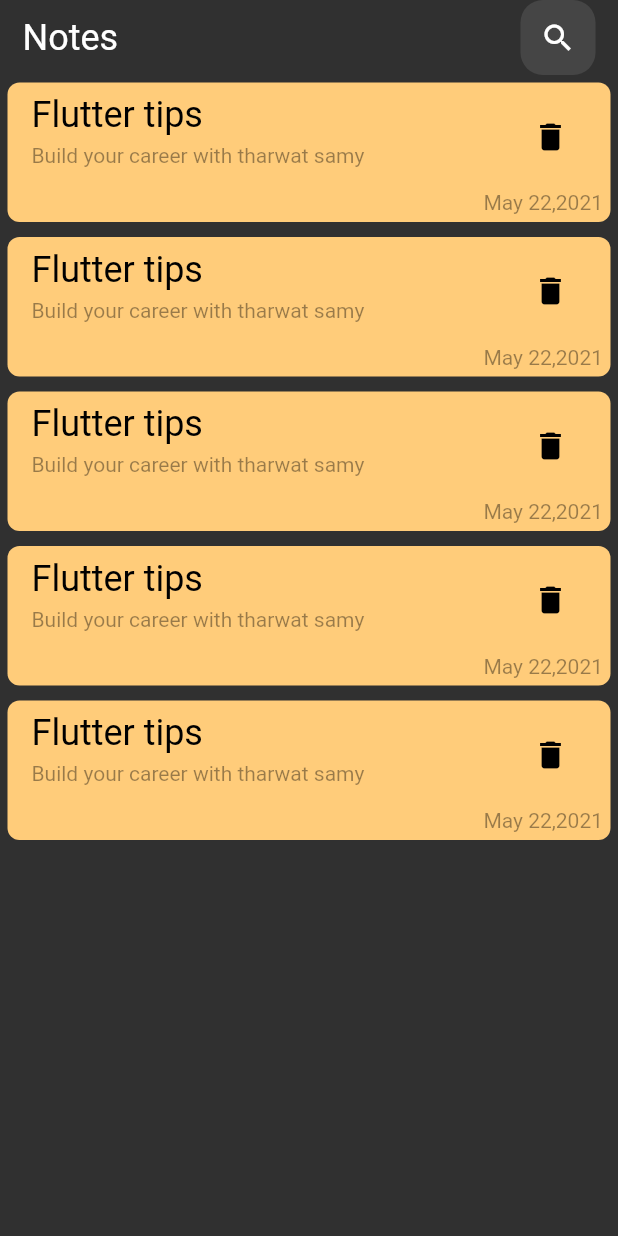
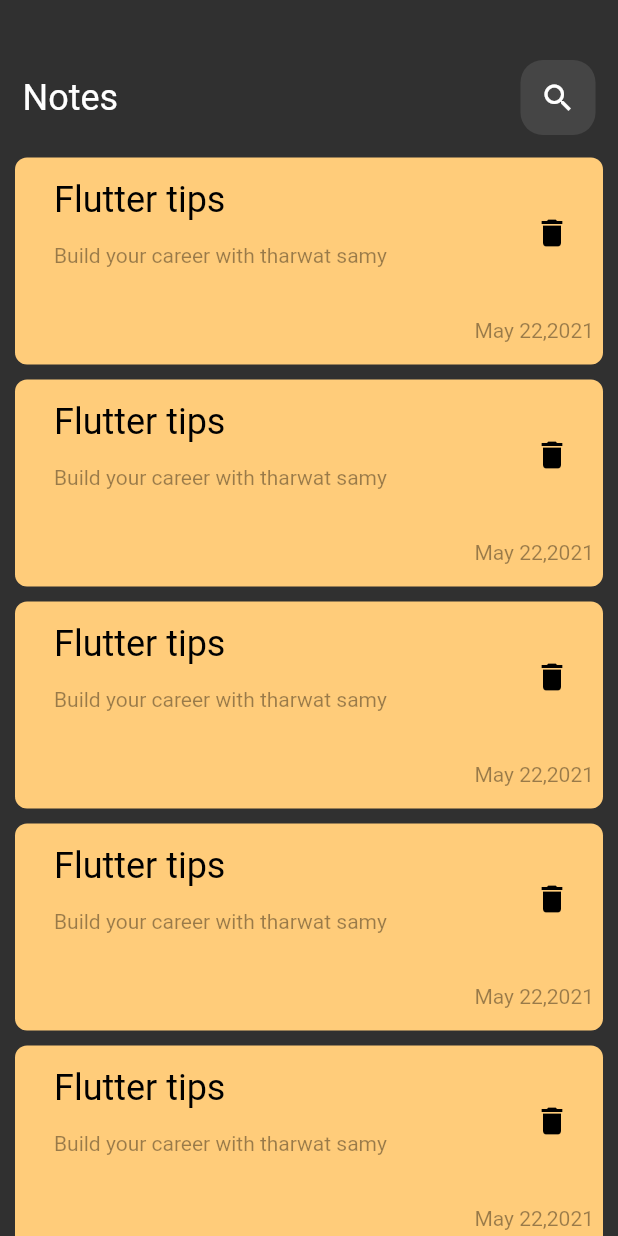
Before and after one commit to Mennaelzawawy/Note-app, a Flutter app: the screen it shows after launch, on a phone screen of 412 x 824 dp. Run offline on Flutter 3.47's test engine with Material 2 defaults, Android fonts, the phone set to English and light mode, and no system bars; Roboto replaces fonts that are missing (assets/fonts/Poppins-Regular.ttf).

Commit message:
edit note widget

```diff
--- a/lib/Views/Notes_homepage.dart
+++ b/lib/Views/Notes_homepage.dart
@@ -9,7 +9,10 @@ class notesHomePage extends StatelessWidget {
   Widget build(BuildContext context) {
     return Scaffold(
       body: Column(
-        children: [appBarWidget(),
+        children: [
+           SizedBox(height: 40,),
+          appBarWidget(),
+          SizedBox(height: 10,),
         Expanded(child: NotesListView())],
       ),
     );
--- a/lib/Views/note_widget.dart
+++ b/lib/Views/note_widget.dart
@@ -9,25 +9,31 @@ class NoteWidget extends StatelessWidget {
   Widget build(BuildContext context) {
     return
         Padding(
-          padding: const EdgeInsets.all(5),
+          padding: const EdgeInsets.only(top: 5,left: 10,right: 10,bottom: 5),
           child: Container(
             decoration: BoxDecoration(borderRadius: BorderRadius.circular(8),color: Color(0xffffcc7a), ),
             child: Column(
               crossAxisAlignment: CrossAxisAlignment.end,
               children: [
-                ListTile(
-                  title: Padding(
-                    padding: const EdgeInsets.only(bottom: 5),
-                    child: Text('Flutter tips',style: TextStyle(fontSize: 24,color: Colors.black),),
+                Padding(
+                  padding: const EdgeInsets.all(10),
+                  child: ListTile(
+                    title: Padding(
+                      padding: const EdgeInsets.only(bottom: 15),
+                      child: Text('Flutter tips',style: TextStyle(fontSize: 24,color: Colors.black),),
+                    ),
+                    subtitle: Padding(
+                      padding: const EdgeInsets.only(bottom: 20),
+                      child: Text('Build your career with tharwat samy',style:TextStyle(color: Colors.black.withOpacity(0.4)) ,),
+                    ),
+                    trailing: IconButton(onPressed: (){}, icon: Padding(
+                      padding: const EdgeInsets.only(left: 20),
+                      child: Icon(Icons.delete,color:  Colors.black,),
+                    )),
                   ),
-                  subtitle: Padding(
-                    padding: const EdgeInsets.only(bottom: 5),
-                    child: Text('Build your career with tharwat samy',style:TextStyle(color: Colors.black.withOpacity(0.4)) ,),
-                  ),
-                  trailing: IconButton(onPressed: (){}, icon: Icon(Icons.delete,color:  Colors.black,)),
                 ),
                 Padding(
-                  padding: const EdgeInsets.only(right: 5,bottom: 5),
+                  padding: const EdgeInsets.only(right: 6,bottom: 15),
                   child: Text('May 22,2021',style:TextStyle(color: Colors.black.withOpacity(0.4)) ,),
                 )
               ],
--- a/lib/Views/notes_listview.dart
+++ b/lib/Views/notes_listview.dart
@@ -6,8 +6,10 @@ class NotesListView extends StatelessWidget {
 
   @override
   Widget build(BuildContext context) {
-    return ListView.builder(itemCount: 5,
+    return ListView.builder(itemCount: 10,
+    padding: EdgeInsets.zero,
       itemBuilder: (context,index){
+
       return NoteWidget();
     });
   }
```
